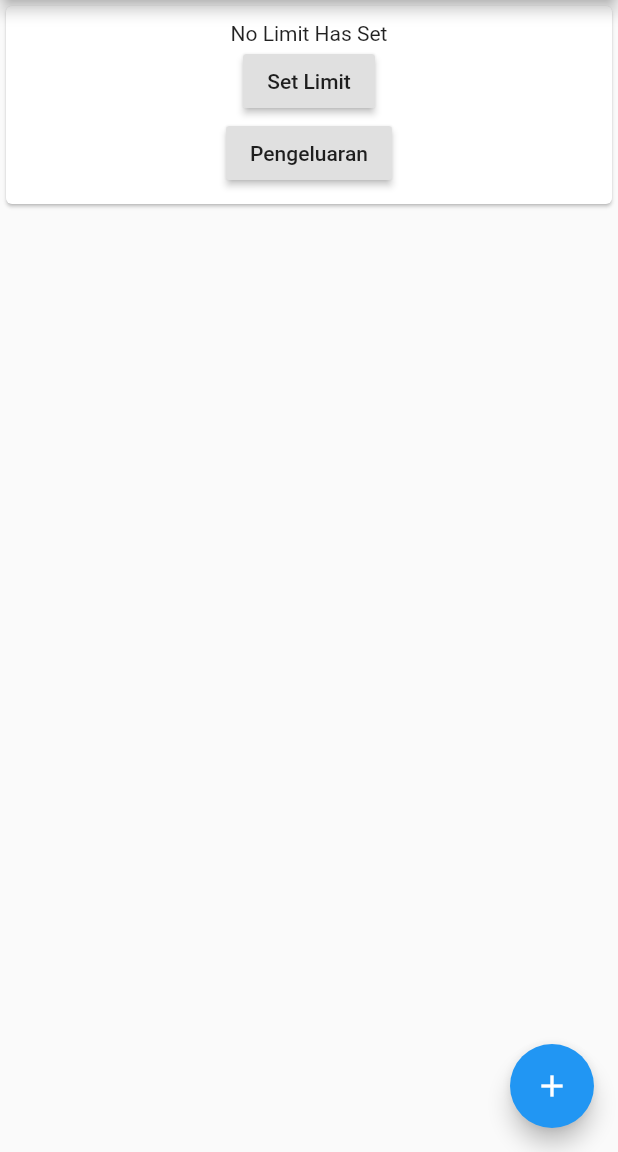
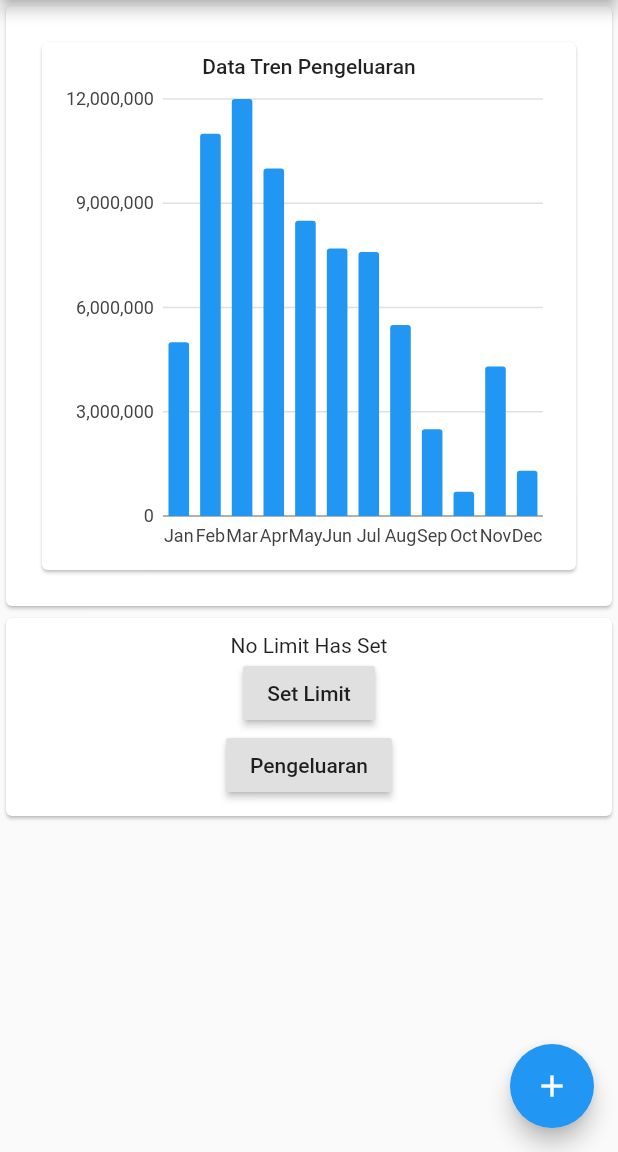
Before and after one commit to suggoitanoshi/Hemat.in, a Flutter app: the screen it shows after launch, on a phone screen of 412 x 824 dp, the part 84-1236 px from its top. Run offline on Flutter 3.47's test engine with Material 2 defaults, Android fonts, the phone set to English and light mode, and no system bars; our stand-ins replace charts_flutter, moor, moor_flutter, pie_chart; generated files the repository leaves out were written again.

Commit message:
Added chart back
hello chart we miss you

```diff
--- a/lib/main.dart
+++ b/lib/main.dart
@@ -44,6 +44,69 @@ class _MyHomePageState extends State<MyHomePage> {
   dynamic database;
   int state;
 
+  final List<SubscriberSeries> data = [
+    SubscriberSeries(
+      month: "Jan",
+      subscribers: 5000000,
+      barColor: charts.ColorUtil.fromDartColor(Colors.blue),
+    ),
+    SubscriberSeries(
+      month: "Feb",
+      subscribers: 11000000,
+      barColor: charts.ColorUtil.fromDartColor(Colors.blue),
+    ),
+    SubscriberSeries(
+      month: "Mar",
+      subscribers: 12000000,
+      barColor: charts.ColorUtil.fromDartColor(Colors.blue),
+    ),
+    SubscriberSeries(
+      month: "Apr",
+      subscribers: 10000000,
+      barColor: charts.ColorUtil.fromDartColor(Colors.blue),
+    ),
+    SubscriberSeries(
+      month: "May",
+      subscribers: 8500000,
+      barColor: charts.ColorUtil.fromDartColor(Colors.blue),
+    ),
+    SubscriberSeries(
+      month: "Jun",
+      subscribers: 7700000,
+      barColor: charts.ColorUtil.fromDartColor(Colors.blue),
+    ),
+    SubscriberSeries(
+      month: "Jul",
+      subscribers: 7600000,
+      barColor: charts.ColorUtil.fromDartColor(Colors.blue),
+    ),
+    SubscriberSeries(
+      month: "Aug",
+      subscribers: 5500000,
+      barColor: charts.ColorUtil.fromDartColor(Colors.blue),
+    ),
+    SubscriberSeries(
+      month: "Sep",
+      subscribers: 2500000,
+      barColor: charts.ColorUtil.fromDartColor(Colors.blue),
+    ),
+    SubscriberSeries(
+      month: "Oct",
+      subscribers: 700000,
+      barColor: charts.ColorUtil.fromDartColor(Colors.blue),
+    ),
+    SubscriberSeries(
+      month: "Nov",
+      subscribers: 4300000,
+      barColor: charts.ColorUtil.fromDartColor(Colors.blue),
+    ),
+    SubscriberSeries(
+      month: "Dec",
+      subscribers: 1300000,
+      barColor: charts.ColorUtil.fromDartColor(Colors.blue),
+    ),
+  ];
+
   @override
   void initState() {
     super.initState();
@@ -63,6 +126,13 @@ class _MyHomePageState extends State<MyHomePage> {
           mainAxisAlignment: MainAxisAlignment.start,
           crossAxisAlignment: CrossAxisAlignment.stretch,
           children: <Widget>[
+            Card(
+                child: SubscriberChart(
+              data: data,
+            )),
+
+            // doesn't work hehe
+            //
             // Card(
             //     child: Padding(
             //         padding: EdgeInsets.all(10),
```
Also changed, not shown: 1 other file.
